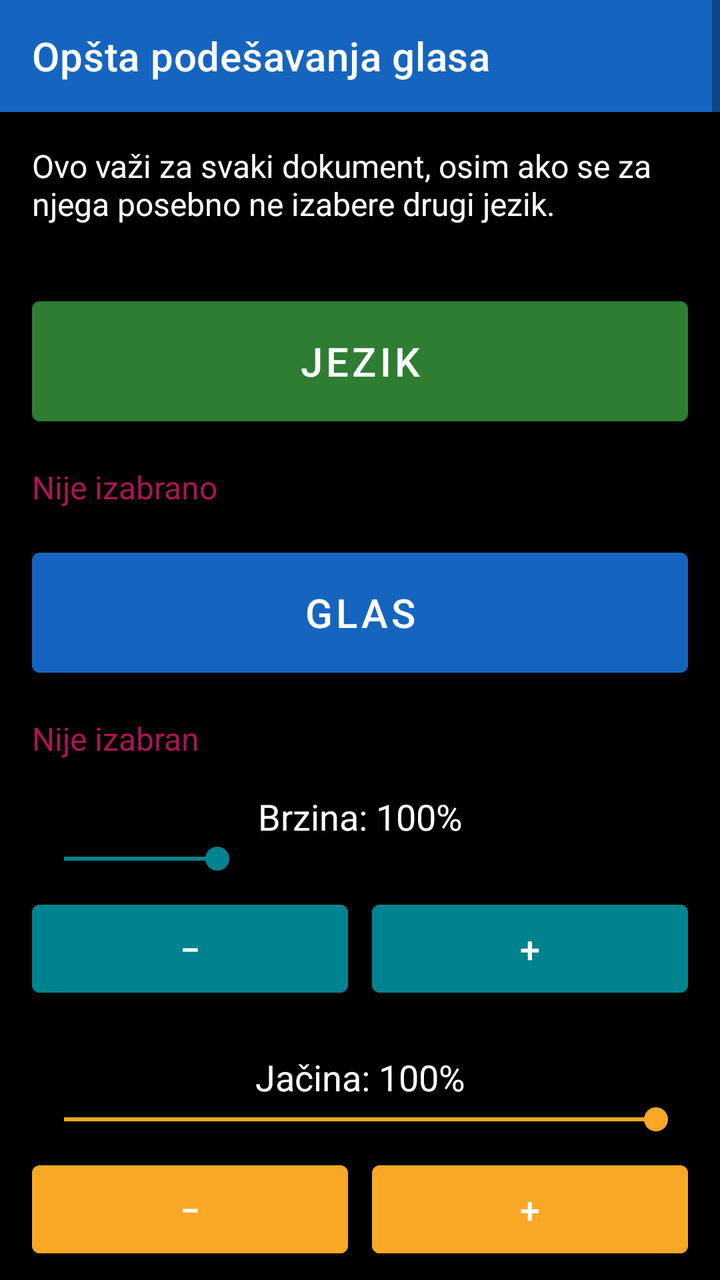
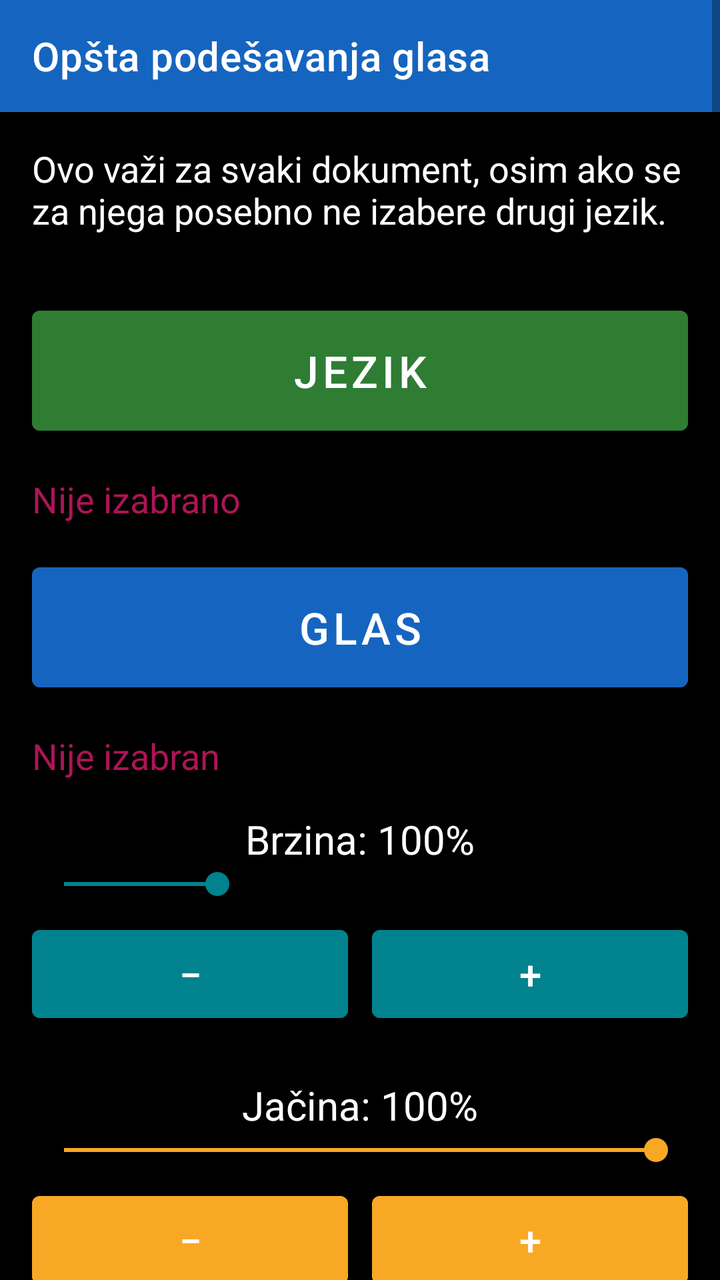

Compare the two renders of this Android layout. The source of the first and the diff that turns it into the second are given below.
<!-- AndroidManifest.xml: application theme Theme.RecPoRec -->
<!-- res/layout/activity_global_voice_settings.xml -->
<?xml version="1.0" encoding="utf-8"?>
<ScrollView xmlns:android="http://schemas.android.com/apk/res/android"
    xmlns:app="http://schemas.android.com/apk/res-auto"
    android:layout_width="match_parent"
    android:layout_height="match_parent"
    android:fitsSystemWindows="true"
    android:background="@color/background">

    <LinearLayout
        android:layout_width="match_parent"
        android:layout_height="wrap_content"
        android:orientation="vertical">

        <androidx.appcompat.widget.Toolbar
            android:id="@+id/toolbar"
            android:layout_width="match_parent"
            android:layout_height="?attr/actionBarSize"
            android:background="@color/btn_voice"
            android:titleTextColor="@color/text_primary"
            app:title="Opšta podešavanja glasa" />

        <TextView
            android:layout_width="match_parent"
            android:layout_height="wrap_content"
            android:padding="16dp"
            android:textSize="16sp"
            android:textColor="@color/text_primary"
            android:text="Ovo važi za svaki dokument, osim ako se za njega posebno ne izabere drugi jezik." />

        <Button
            android:id="@+id/btnLanguage"
            android:layout_width="match_parent"
            android:layout_height="72dp"
            android:layout_margin="16dp"
            android:textSize="20sp"
            android:backgroundTint="@color/btn_chapter"
            android:textColor="@color/button_text"
            android:text="Jezik" />

        <TextView
            android:id="@+id/textLanguageStatus"
            android:layout_width="match_parent"
            android:layout_height="wrap_content"
            android:layout_marginHorizontal="16dp"
            android:textSize="16sp"
            android:textColor="@color/btn_page_nav"
            android:accessibilityLiveRegion="polite"
            android:text="Nije izabrano" />

        <Button
            android:id="@+id/btnVoice"
            android:layout_width="match_parent"
            android:layout_height="72dp"
            android:layout_margin="16dp"
            android:textSize="20sp"
            android:backgroundTint="@color/btn_voice"
            android:textColor="@color/button_text"
            android:text="Glas" />

        <TextView
            android:id="@+id/textVoiceStatus"
            android:layout_width="match_parent"
            android:layout_height="wrap_content"
            android:layout_marginHorizontal="16dp"
            android:textSize="16sp"
            android:textColor="@color/btn_page_nav"
            android:accessibilityLiveRegion="polite"
            android:text="Nije izabran" />

        <TextView
            android:id="@+id/textSpeedStatus"
            android:layout_width="match_parent"
            android:layout_height="wrap_content"
            android:layout_marginTop="16dp"
            android:layout_marginHorizontal="16dp"
            android:gravity="center"
            android:textSize="18sp"
            android:textColor="@color/text_primary"
            android:accessibilityLiveRegion="polite"
            android:text="Brzina: 100%" />

        <SeekBar
            android:id="@+id/seekSpeed"
            android:layout_width="match_parent"
            android:layout_height="wrap_content"
            android:layout_marginHorizontal="16dp"
            android:contentDescription="Brzina čitanja. Dvostruko dodirni i prevuci, ili koristi dugmad ispod."
            android:max="270"
            android:progress="70"
            android:progressTint="@color/btn_speed"
            android:thumbTint="@color/btn_speed" />

        <LinearLayout
            android:layout_width="match_parent"
            android:layout_height="wrap_content"
            android:orientation="horizontal"
            android:layout_marginHorizontal="16dp"
            android:layout_marginTop="8dp">

            <Button
                android:id="@+id/btnSpeedDown"
                android:layout_width="0dp"
                android:layout_height="56dp"
                android:layout_weight="1"
                android:layout_marginEnd="6dp"
                android:textSize="18sp"
                android:backgroundTint="@color/btn_speed"
                android:textColor="@color/button_text"
                android:contentDescription="Smanji brzinu čitanja"
                android:text="−" />

            <Button
                android:id="@+id/btnSpeedUp"
                android:layout_width="0dp"
                android:layout_height="56dp"
                android:layout_weight="1"
                android:layout_marginStart="6dp"
                android:textSize="18sp"
                android:backgroundTint="@color/btn_speed"
                android:textColor="@color/button_text"
                android:contentDescription="Povećaj brzinu čitanja"
                android:text="+" />
        </LinearLayout>

        <TextView
            android:id="@+id/textVolumeStatus"
            android:layout_width="match_parent"
            android:layout_height="wrap_content"
            android:layout_marginTop="24dp"
            android:layout_marginHorizontal="16dp"
            android:gravity="center"
            android:textSize="18sp"
            android:textColor="@color/text_primary"
            android:accessibilityLiveRegion="polite"
            android:text="Jačina: 100%" />

        <SeekBar
            android:id="@+id/seekVolume"
            android:layout_width="match_parent"
            android:layout_height="wrap_content"
            android:layout_marginHorizontal="16dp"
            android:layout_marginBottom="8dp"
            android:contentDescription="Jačina zvuka. Dvostruko dodirni i prevuci, ili koristi dugmad ispod."
            android:max="100"
            android:progress="100"
            android:progressTint="@color/btn_volume"
            android:thumbTint="@color/btn_volume" />

        <LinearLayout
            android:layout_width="match_parent"
            android:layout_height="wrap_content"
            android:orientation="horizontal"
            android:layout_marginHorizontal="16dp"
            android:layout_marginBottom="24dp">

            <Button
                android:id="@+id/btnVolumeDown"
                android:layout_width="0dp"
                android:layout_height="56dp"
                android:layout_weight="1"
                android:layout_marginEnd="6dp"
                android:textSize="18sp"
                android:backgroundTint="@color/btn_volume"
                android:textColor="@color/button_text"
                android:contentDescription="Smanji jačinu zvuka"
                android:text="−" />

            <Button
                android:id="@+id/btnVolumeUp"
                android:layout_width="0dp"
                android:layout_height="56dp"
                android:layout_weight="1"
                android:layout_marginStart="6dp"
                android:textSize="18sp"
                android:backgroundTint="@color/btn_volume"
                android:textColor="@color/button_text"
                android:contentDescription="Povećaj jačinu zvuka"
                android:text="+" />
        </LinearLayout>

    </LinearLayout>
</ScrollView>
<!-- resources referenced by this layout -->
<resources>
  <color name="background">#000000</color>
  <color name="btn_chapter">#2E7D32</color>
  <color name="btn_page_nav">#AD1457</color>
  <color name="btn_speed">#00838F</color>
  <color name="btn_voice">#1565C0</color>
  <color name="btn_volume">#F9A825</color>
  <color name="button_text">#FFFFFF</color>
  <color name="text_primary">#FFFFFF</color>
  <style name="Theme.RecPoRec" parent="Theme.MaterialComponents.DayNight.NoActionBar">
          <item name="android:windowBackground">@color/background</item>
          <item name="android:textColorPrimary">@color/text_primary</item>
          <item name="colorPrimary">@color/btn_voice</item>
          <item name="colorOnPrimary">@color/button_text</item>
      </style>
</resources>

<!-- the commit's change to res/layout/activity_global_voice_settings.xml (unified diff, before → after) -->
@@ -23,7 +23,7 @@
             android:layout_width="match_parent"
             android:layout_height="wrap_content"
             android:padding="16dp"
-            android:textSize="16sp"
+            android:textSize="18sp"
             android:textColor="@color/text_primary"
             android:text="Ovo važi za svaki dokument, osim ako se za njega posebno ne izabere drugi jezik." />
 
@@ -32,7 +32,7 @@
             android:layout_width="match_parent"
             android:layout_height="72dp"
             android:layout_margin="16dp"
-            android:textSize="20sp"
+            android:textSize="22sp"
             android:backgroundTint="@color/btn_chapter"
             android:textColor="@color/button_text"
             android:text="Jezik" />
@@ -42,7 +42,7 @@
             android:layout_width="match_parent"
             android:layout_height="wrap_content"
             android:layout_marginHorizontal="16dp"
-            android:textSize="16sp"
+            android:textSize="18sp"
             android:textColor="@color/btn_page_nav"
             android:accessibilityLiveRegion="polite"
             android:text="Nije izabrano" />
@@ -52,7 +52,7 @@
             android:layout_width="match_parent"
             android:layout_height="72dp"
             android:layout_margin="16dp"
-            android:textSize="20sp"
+            android:textSize="22sp"
             android:backgroundTint="@color/btn_voice"
             android:textColor="@color/button_text"
             android:text="Glas" />
@@ -62,7 +62,7 @@
             android:layout_width="match_parent"
             android:layout_height="wrap_content"
             android:layout_marginHorizontal="16dp"
-            android:textSize="16sp"
+            android:textSize="18sp"
             android:textColor="@color/btn_page_nav"
             android:accessibilityLiveRegion="polite"
             android:text="Nije izabran" />
@@ -74,7 +74,7 @@
             android:layout_marginTop="16dp"
             android:layout_marginHorizontal="16dp"
             android:gravity="center"
-            android:textSize="18sp"
+            android:textSize="20sp"
             android:textColor="@color/text_primary"
             android:accessibilityLiveRegion="polite"
             android:text="Brzina: 100%" />
@@ -103,7 +103,7 @@
                 android:layout_height="56dp"
                 android:layout_weight="1"
                 android:layout_marginEnd="6dp"
-                android:textSize="18sp"
+                android:textSize="20sp"
                 android:backgroundTint="@color/btn_speed"
                 android:textColor="@color/button_text"
                 android:contentDescription="Smanji brzinu čitanja"
@@ -115,7 +115,7 @@
                 android:layout_height="56dp"
                 android:layout_weight="1"
                 android:layout_marginStart="6dp"
-                android:textSize="18sp"
+                android:textSize="20sp"
                 android:backgroundTint="@color/btn_speed"
                 android:textColor="@color/button_text"
                 android:contentDescription="Povećaj brzinu čitanja"
@@ -129,7 +129,7 @@
             android:layout_marginTop="24dp"
             android:layout_marginHorizontal="16dp"
             android:gravity="center"
-            android:textSize="18sp"
+            android:textSize="20sp"
             android:textColor="@color/text_primary"
             android:accessibilityLiveRegion="polite"
             android:text="Jačina: 100%" />
@@ -159,7 +159,7 @@
                 android:layout_height="56dp"
                 android:layout_weight="1"
                 android:layout_marginEnd="6dp"
-                android:textSize="18sp"
+                android:textSize="20sp"
                 android:backgroundTint="@color/btn_volume"
                 android:textColor="@color/button_text"
                 android:contentDescription="Smanji jačinu zvuka"
@@ -171,7 +171,7 @@
                 android:layout_height="56dp"
                 android:layout_weight="1"
                 android:layout_marginStart="6dp"
-                android:textSize="18sp"
+                android:textSize="20sp"
                 android:backgroundTint="@color/btn_volume"
                 android:textColor="@color/button_text"
                 android:contentDescription="Povećaj jačinu zvuka"
